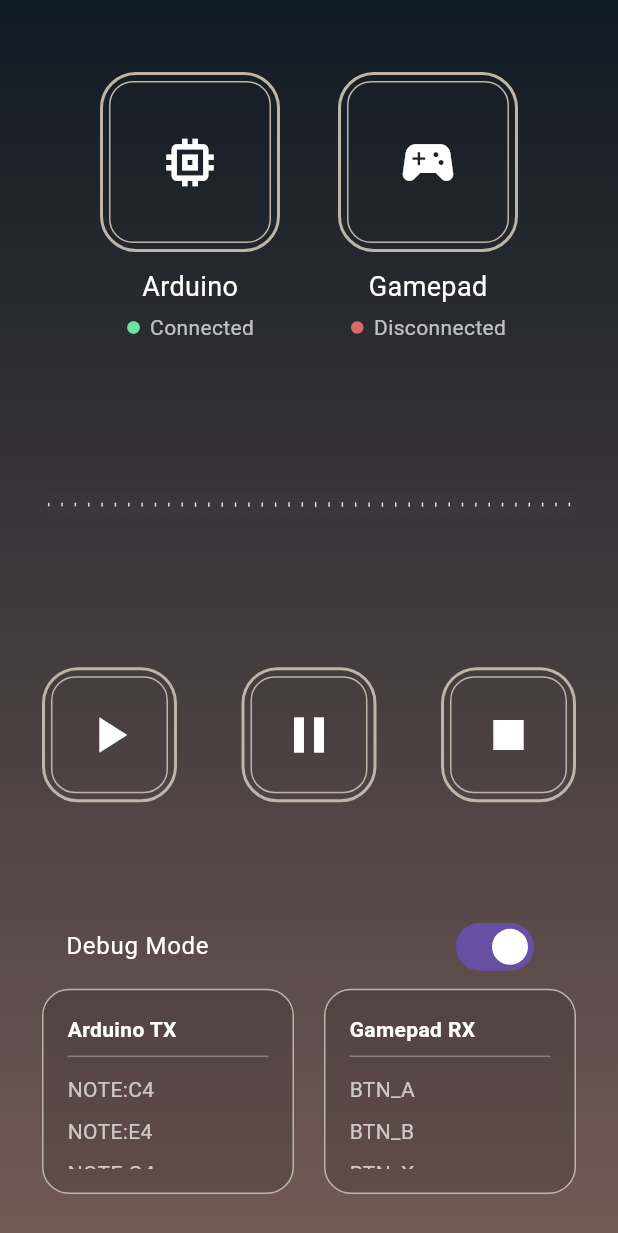
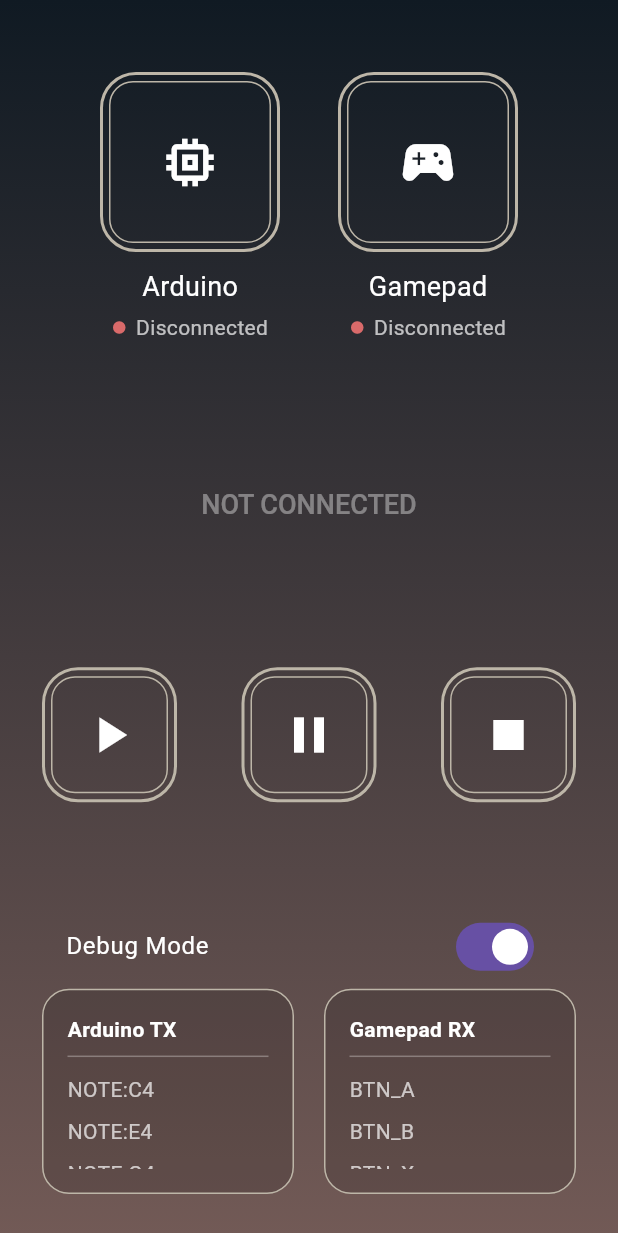
Before and after one commit to sonacbi/music_app, a Flutter app: the screen it shows after launch, after a tap on "Debug Mode", on a phone screen of 412 x 824 dp. Shown: the top 1233 px of the screen. Run offline on Flutter 3.47's test engine with Material 3 defaults, Android fonts, the phone set to English and light mode, and no system bars; our stand-ins replace flutter_bluetooth_serial, permission_handler.

Commit message:
feat : 블루투스 1차 기능 추가

```diff
--- /dev/null
+++ b/lib/bluetooth/bluetooth_service.dart
@@ -0,0 +1,63 @@
+import 'dart:async';
+import 'dart:typed_data';
+import 'package:flutter_bluetooth_serial/flutter_bluetooth_serial.dart';
+enum BluetoothStatus {
+  disconnected,
+  connecting,
+  connected,
+}
+class BluetoothService {
+  BluetoothConnection? _connection;
+
+  final StreamController<BluetoothStatus> _statusController =
+      StreamController<BluetoothStatus>.broadcast();
+
+  Stream<BluetoothStatus> get statusStream => _statusController.stream;
+
+  BluetoothStatus _status = BluetoothStatus.disconnected;
+
+  bool get isConnected =>
+      _status == BluetoothStatus.connected && _connection != null;
+
+  Future<List<BluetoothDevice>> getBondedDevices() async {
+    return await FlutterBluetoothSerial.instance.getBondedDevices();
+  }
+
+  Future<void> connect(BluetoothDevice device) async {
+    _status = BluetoothStatus.connecting;
+    _statusController.add(_status);
+
+    try {
+      _connection =
+          await BluetoothConnection.toAddress(device.address);
+
+      _status = BluetoothStatus.connected;
+      _statusController.add(_status);
+
+      _connection!.input!.listen((data) {
+        print("RX: $data");
+      });
+
+    } catch (e) {
+      _status = BluetoothStatus.disconnected;
+      _statusController.add(_status);
+      print("CONNECT ERROR: $e");
+    }
+  }
+
+  void send(int value) {
+    if (isConnected) {
+      _connection!.output.add(Uint8List.fromList([value]));
+    }
+  }
+
+  void disconnect() {
+    _connection?.dispose();
+    _connection = null;
+
+    _status = BluetoothStatus.disconnected;
+    _statusController.add(_status);
+  }
+
+  BluetoothStatus get currentStatus => _status;
+}
--- a/lib/main.dart
+++ b/lib/main.dart
@@ -1,12 +1,34 @@
 import 'package:flutter/material.dart';
+import 'package:permission_handler/permission_handler.dart';
 import 'screens/control_screen.dart';
 
 void main() {
   runApp(const ArduinoMusicApp());
 }
 
-class ArduinoMusicApp extends StatelessWidget {
+class ArduinoMusicApp extends StatefulWidget {
   const ArduinoMusicApp({super.key});
+
+  @override
+  State<ArduinoMusicApp> createState() => _ArduinoMusicAppState();
+}
+
+class _ArduinoMusicAppState extends State<ArduinoMusicApp> {
+
+  @override
+  void initState() {
+    super.initState();
+    requestPermissions();
+  }
+
+  Future<void> requestPermissions() async {
+    await [
+      Permission.bluetooth,
+      Permission.bluetoothConnect,
+      Permission.bluetoothScan,
+      Permission.location,
+    ].request();
+  }
 
   @override
   Widget build(BuildContext context) {
--- a/lib/screens/control_screen.dart
+++ b/lib/screens/control_screen.dart
@@ -7,6 +7,8 @@ import '../widgets/device_card.dart';
 import '../widgets/transport_panel.dart';
 import '../widgets/beam_overlay.dart';
 import '../widgets/music_visualizer.dart';
+import '../widgets/device_selector_popup.dart';
+import '../bluetooth/bluetooth_service.dart';
 
 class ControlScreen extends StatefulWidget {
   const ControlScreen({super.key});
@@ -14,7 +16,6 @@ class ControlScreen extends StatefulWidget {
   @override
   State<ControlScreen> createState() => _ControlScreenState();
 }
-
 
 class _ControlScreenState extends State<ControlScreen>
     with SingleTickerProviderStateMixin {
@@ -28,6 +29,12 @@ class _ControlScreenState extends State<ControlScreen>
   Offset? beamTopRight;
   Offset? beamBottomLeft;
   TransportState transportState = TransportState.stop;
+
+  final BluetoothService bluetoothService = BluetoothService();
+  bool gamepadActive = false;
+
+  bool get isConnected =>
+    bluetoothService.currentStatus == BluetoothStatus.connected;
 
   @override
   void initState() {
@@ -43,9 +50,8 @@ Future<void> triggerBeam(GlobalKey targetKey) async {
     if (beamController.isAnimating) {
       beamController.stop();
     }
-
-  final renderBox =
-      targetKey.currentContext!.findRenderObject() as RenderBox;
+    if (targetKey.currentContext == null) return;
+    final renderBox = targetKey.currentContext!.findRenderObject() as RenderBox;
 
     final overlayBox =
         Overlay.of(context).context.findRenderObject() as RenderBox;
@@ -59,21 +65,35 @@ Future<void> triggerBeam(GlobalKey targetKey) async {
     // 0.5px~1.5px 미세 보정 (Flutter subpixel rounding 대응)
     const double yFix = -2; // 세부 조정
 
-  beamTopRight = Offset(
-    local.dx + size.width,
-    local.dy + yFix,
-  );
+    beamTopRight = Offset(local.dx + size.width, local.dy + yFix);
 
-  beamBottomLeft = Offset(
-    local.dx,
-    local.dy + size.height + yFix,
-  );
+    beamBottomLeft = Offset(local.dx, local.dy + size.height + yFix);
 
     setState(() {});
 
     beamController
       ..reset()
       ..forward();
+  }
+
+  void showDevicePopup() async {
+    final devices = await bluetoothService.getBondedDevices();
+
+    showModalBottomSheet(
+      context: context,
+      builder: (_) {
+        return DeviceSelectorPopup(
+          devices: devices,
+          onSelect: (device) async {
+            await bluetoothService.connect(device);
+
+            setState(() {
+              debugMode = true;
+            });
+          },
+        );
+      },
+    );
   }
 
   @override
@@ -92,10 +112,7 @@ Future<void> triggerBeam(GlobalKey targetKey) async {
               gradient: LinearGradient(
                 begin: Alignment.topCenter,
                 end: Alignment.bottomCenter,
-                colors: [
-                  AppColors.backgroundTop,
-                  AppColors.backgroundBottom
-                ],
+                colors: [AppColors.backgroundTop, AppColors.backgroundBottom],
               ),
             ),
 
@@ -106,38 +123,67 @@ Future<void> triggerBeam(GlobalKey targetKey) async {
                   children: [
                     const SizedBox(height: 20),
 
-                    Row(
+                    StreamBuilder<BluetoothStatus>(
+                      stream: bluetoothService.statusStream,
+                      initialData: BluetoothStatus.disconnected,
+                      builder: (context, snapshot) {
+                        final arduinoStatus = snapshot.data!;
+
+                        return Row(
                           mainAxisAlignment: MainAxisAlignment.spaceEvenly,
                           children: [
+                            // 🔵 Arduino = Bluetooth 상태
                             DeviceCard(
                               buttonKey: arduinoButtonKey,
                               icon: Icons.memory,
                               title: "Arduino",
-                          connected: true,
-                          onTap: () => triggerBeam(arduinoButtonKey),
+                              connected:
+                                  arduinoStatus == BluetoothStatus.connected,
+                              onTap: () async {
+                                triggerBeam(arduinoButtonKey);
+                                showDevicePopup();
+                              },
                             ),
+
+                            // 🎮 Gamepad = 로컬 상태 (절대 Bluetooth 아님)
                             DeviceCard(
                               buttonKey: gamepadButtonKey,
                               icon: Icons.sports_esports,
                               title: "Gamepad",
-                          connected: false,
-                          onTap: () => triggerBeam(gamepadButtonKey),
+                              connected: gamepadActive,
+                              onTap: () {
+                                setState(() {
+                                  gamepadActive = !gamepadActive;
+                                });
+
+                                triggerBeam(gamepadButtonKey);
+                              },
                             ),
                           ],
+                        );
+                      },
                     ),
                     const Spacer(),
 
-                    MusicVisualizer(state: transportState),
+                    MusicVisualizer(
+  state: isConnected ? transportState : TransportState.stop,
+  disabled: !isConnected,
+),
 
                     const Spacer(),
                     TransportPanel(
                       onPlay: () {
+                        bluetoothService.send(1);
                         setState(() => transportState = TransportState.play);
                       },
+
                       onPause: () {
+                        bluetoothService.send(2);
                         setState(() => transportState = TransportState.pause);
                       },
+
                       onStop: () {
+                        bluetoothService.send(3);
                         setState(() => transportState = TransportState.stop);
                       },
                     ),
--- a/lib/widgets/device_card.dart
+++ b/lib/widgets/device_card.dart
@@ -29,7 +29,6 @@ class DeviceCard extends StatelessWidget {
             key: buttonKey,
             width: 120,
             height: 120,
-            // onTap: onTap ?? () {},
             child: Icon(
               icon,
               color: Colors.white,
--- a/lib/widgets/music_visualizer.dart
+++ b/lib/widgets/music_visualizer.dart
@@ -5,8 +5,13 @@ enum TransportState { play, pause, stop }
 
 class MusicVisualizer extends StatefulWidget {
   final TransportState state;
+  final bool disabled;
 
-  const MusicVisualizer({super.key, required this.state});
+  const MusicVisualizer({
+    super.key,
+    required this.state,
+    this.disabled = false,
+  });
 
   @override
   State<MusicVisualizer> createState() => _MusicVisualizerState();
@@ -64,6 +69,7 @@ class _MusicVisualizerState extends State<MusicVisualizer>
                 phases: _phases,
                 barCount: barCount,
                 state: widget.state,
+                disabled: widget.disabled,
               ),
               size: Size(
                 constraints.maxWidth,
@@ -84,6 +90,7 @@ class _WavePainter extends CustomPainter {
   final List<double> phases;
   final int barCount;
   final TransportState state;
+  final bool disabled;
 
   _WavePainter({
     required this.t,
@@ -92,6 +99,7 @@ class _WavePainter extends CustomPainter {
     required this.phases,
     required this.barCount,
     required this.state,
+    required this.disabled,
   });
 
   double _noise(int i, double t) {
@@ -101,6 +109,29 @@ class _WavePainter extends CustomPainter {
 
   @override
   void paint(Canvas canvas, Size size) {
+    if (disabled) {
+    final textPainter = TextPainter(
+      text: const TextSpan(
+        text: "NOT CONNECTED",
+        style: TextStyle(
+          color: Colors.white38,
+          fontSize: 18,
+          fontWeight: FontWeight.w500,
+        ),
+      ),
+      textDirection: TextDirection.ltr,
+    )..layout();
+
+    textPainter.paint(
+      canvas,
+      Offset(
+        (size.width - textPainter.width) / 2,
+        (size.height - textPainter.height) / 2,
+      ),
+    );
+
+    return; // 여기서 그래프 완전 차단
+  }
     final time = DateTime.now().millisecondsSinceEpoch * 0.001;
 
     final paint = Paint()
--- a/pubspec.yaml
+++ b/pubspec.yaml
@@ -34,6 +34,11 @@ dependencies:
   # The following adds the Cupertino Icons font to your application.
   # Use with the CupertinoIcons class for iOS style icons.
   cupertino_icons: ^1.0.8
+  flutter_bluetooth_serial:
+    git:
+        url: https://github.com/sonacbi/flutter_bluetooth_serial
+        ref: master
+  permission_handler: ^12.0.3
 
 dev_dependencies:
   flutter_test:
```
Also changed, not shown: lib/widgets/device_selector_popup.dart (added, +98 -0 lines), lib/bluetooth/device_model.dart (added), pubspec.lock, 4 other files. Lines whose indentation alone changed are shown as unchanged.
